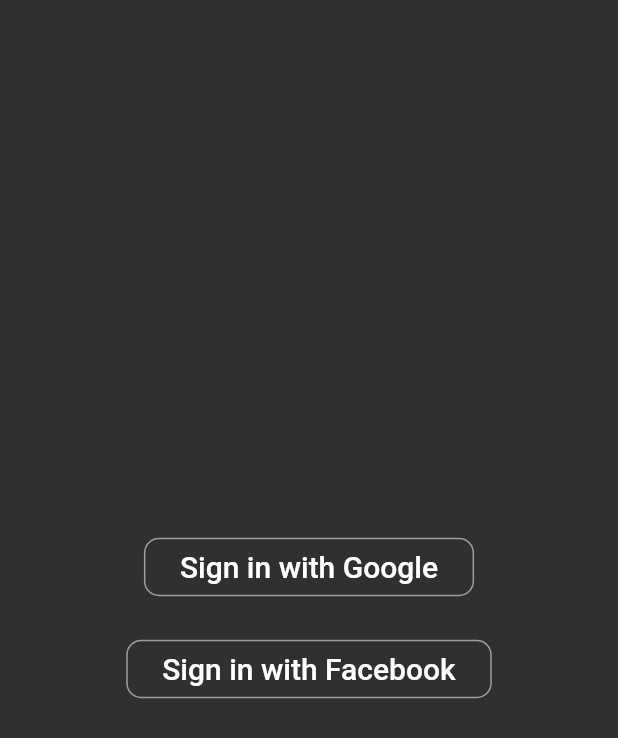
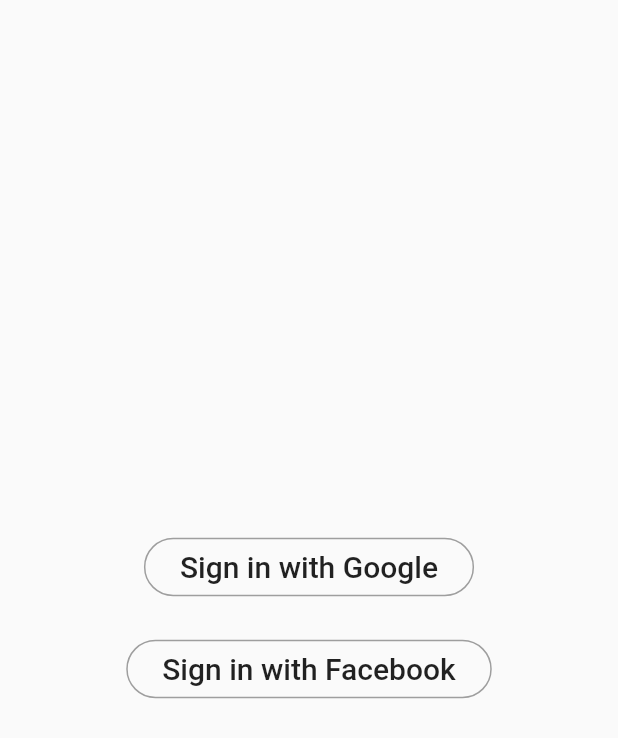
Before and after one commit to Zignake/Flutter-DSC, a Flutter app: the screen it shows after launch, on a phone screen of 412 x 824 dp. Shown: the top 738 px of the screen. Run offline on Flutter 3.47's test engine with Material 2 defaults, Android fonts, the phone set to English and light mode, and no system bars; our stand-ins replace firebase_auth, google_sign_in; missing offline and left inert: flutter_facebook_login; accounts and stored records are empty.

```diff
--- a/lib/main.dart
+++ b/lib/main.dart
@@ -10,12 +10,9 @@ class MyApp extends StatelessWidget {
   @override
   Widget build(BuildContext context) {
     return MaterialApp(
-      theme: ThemeData.dark().copyWith(
-        backgroundColor: Color(0xff0b090a),
-        textTheme: TextTheme(
-          bodyText2: TextStyle(color: Colors.white),
-        ),
-      ),
+      theme: ThemeData.light().copyWith(
+      backgroundColor: Colors.white60,
+    ),
       initialRoute: LoginScreen.id,
       routes: {
         LoginScreen.id : (context) => LoginScreen(),
@@ -24,129 +21,3 @@ class MyApp extends StatelessWidget {
     );
   }
 }
-
-//
-//import 'dart:convert';
-//
-//import 'package:flutter/material.dart';
-//import 'package:flutter_facebook_login/flutter_facebook_login.dart';
-//import 'package:http/http.dart' as http;
-//
-//void main() {
-//  runApp(LoginPage());
-//}
-//
-//class LoginPage extends StatefulWidget {
-//  @override
-//  _LoginPageState createState() => _LoginPageState();
-//}
-//
-//class _LoginPageState extends State<LoginPage> {
-//  bool isLoggedIn = false;
-//  var profileData;
-//
-//  var facebookLogin = FacebookLogin();
-//
-//  void onLoginStatusChanged(bool isLoggedIn, {profileData}) {
-//    setState(() {
-//      this.isLoggedIn = isLoggedIn;
-//      this.profileData = profileData;
-//    });
-//  }
-//
-//  @override
-//  Widget build(BuildContext context) {
-//    return MaterialApp(
-//      home: Scaffold(
-//        appBar: AppBar(
-//          title: Text("Facebook Login"),
-//          actions: <Widget>[
-//            IconButton(
-//              icon: Icon(
-//                Icons.exit_to_app,
-//                color: Colors.white,
-//              ),
-//              onPressed: () => facebookLogin.isLoggedIn
-//                  .then((isLoggedIn) => isLoggedIn ? _logout() : {}),
-//            ),
-//          ],
-//        ),
-//        body: Container(
-//          child: Center(
-//            child: isLoggedIn
-//                ? _displayUserData(profileData)
-//                : _displayLoginButton(),
-//          ),
-//        ),
-//      ),
-//    );
-//  }
-//
-//  void initiateFacebookLogin() async {
-//    var facebookLoginResult =
-//    await facebookLogin.logInWithReadPermissions(['email']);
-//
-//    switch (facebookLoginResult.status) {
-//      case FacebookLoginStatus.error:
-//        print('errrrrrrorrrrrrrrrrrrrrrrrrrrrrr');
-//        onLoginStatusChanged(false);
-//        break;
-//      case FacebookLoginStatus.cancelledByUser:
-//        print('cancellllllllllllllllllllllllllll');
-//        onLoginStatusChanged(false);
-//        break;
-//      case FacebookLoginStatus.loggedIn:
-//        print('successssssssssssssssssssssssssssssssss');
-//        var graphResponse = await http.get(
-//            'https://graph.facebook.com/v2.12/me?fields=name,first_name,last_name,email,picture.height(200)&access_token=${facebookLoginResult
-//                .accessToken.token}');
-//
-//        var profile = json.decode(graphResponse.body);
-//        print(profile.toString());
-//
-//        onLoginStatusChanged(true, profileData: profile);
-//        break;
-//    }
-//  }
-//
-//  _displayUserData(profileData) {
-//    return Column(
-//      mainAxisSize: MainAxisSize.min,
-//      children: <Widget>[
-//        Container(
-//          height: 200.0,
-//          width: 200.0,
-//          decoration: BoxDecoration(
-//            shape: BoxShape.circle,
-//            image: DecorationImage(
-//              fit: BoxFit.fill,
-//              image: NetworkImage(
-//                profileData['picture']['data']['url'],
-//              ),
-//            ),
-//          ),
-//        ),
-//        SizedBox(height: 28.0),
-//        Text(
-//          "Logged in as: ${profileData['name']}",
-//          style: TextStyle(
-//            fontSize: 20.0,
-//          ),
-//        ),
-//      ],
-//    );
-//  }
-//
-//  _displayLoginButton() {
-//    return RaisedButton(
-//      child: Text("Login with Facebook"),
-//      onPressed: () => initiateFacebookLogin(),
-//    );
-//  }
-//
-//  _logout() async {
-//    await facebookLogin.logOut();
-//    onLoginStatusChanged(false);
-//    print("Logged out");
-//  }
-//}
--- a/lib/screens/home_screen.dart
+++ b/lib/screens/home_screen.dart
@@ -1,6 +1,5 @@
 import 'package:flutter/material.dart';
 import 'package:project_dsc/sign_in.dart';
-import 'login_screen.dart';
 
 class HomeScreen extends StatefulWidget {
   static const String id = 'home_screen';
--- a/lib/screens/login_screen.dart
+++ b/lib/screens/login_screen.dart
@@ -11,7 +11,6 @@ class LoginScreen extends StatefulWidget {
 }
 
 class _LoginScreenState extends State<LoginScreen> {
-  String loggedInBy;
   @override
   Widget build(BuildContext context) {
     return Scaffold(
@@ -23,7 +22,6 @@ class _LoginScreenState extends State<LoginScreen> {
               children: <Widget>[
                 OutlineButton(
                   onPressed: () {
-                    loggedInBy = 'google';
                     signInWithGoogle().whenComplete(
                       () {
                         Navigator.pushNamed(context, HomeScreen.id);
@@ -31,7 +29,7 @@ class _LoginScreenState extends State<LoginScreen> {
                     );
                   },
                   shape: RoundedRectangleBorder(
-                      borderRadius: BorderRadius.circular(10)),
+                      borderRadius: BorderRadius.circular(20)),
                   highlightElevation: 0,
                   borderSide: BorderSide(color: Colors.grey),
                   child: Padding(
@@ -49,7 +47,6 @@ class _LoginScreenState extends State<LoginScreen> {
                 ),
                 OutlineButton(
                   onPressed: () {
-                    loggedInBy = 'facebook';
                     initiateFacebookLogin().whenComplete(
                           () {
                         Navigator.pushNamed(context, HomeScreen.id);
@@ -57,7 +54,7 @@ class _LoginScreenState extends State<LoginScreen> {
                     );
                   },
                   shape: RoundedRectangleBorder(
-                      borderRadius: BorderRadius.circular(10)),
+                      borderRadius: BorderRadius.circular(20)),
                   highlightElevation: 0,
                   borderSide: BorderSide(color: Colors.grey),
                   child: Padding(
```
Also changed, not shown: lib/sign_in.dart (+8 -8 lines), 1 other file.
